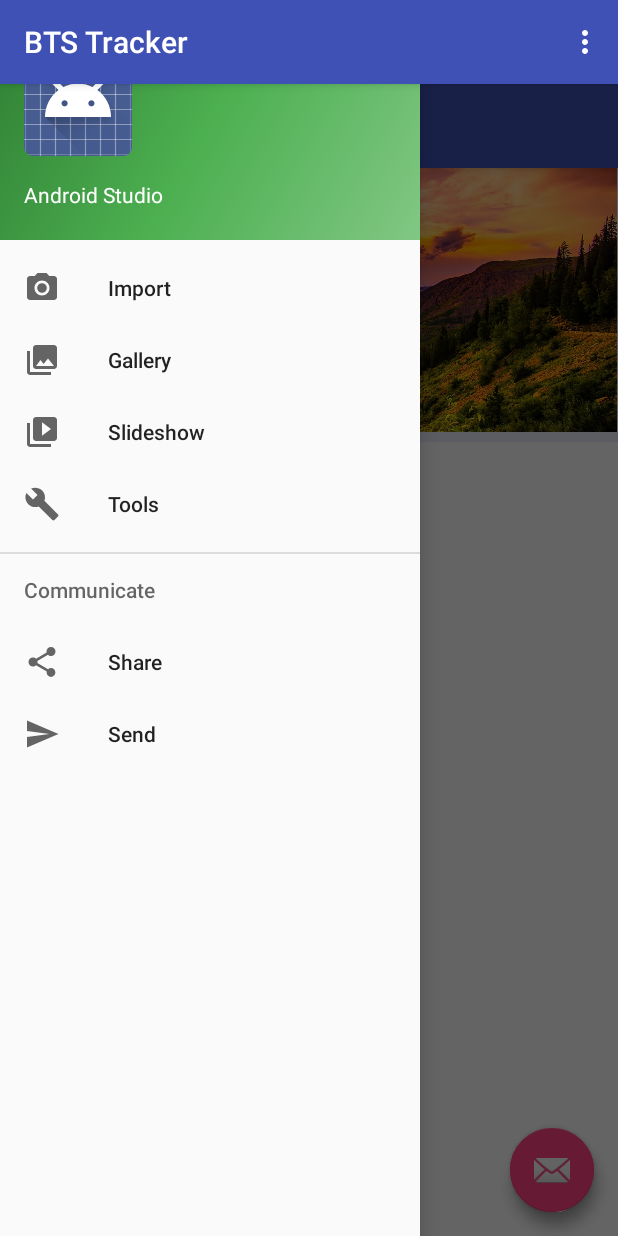
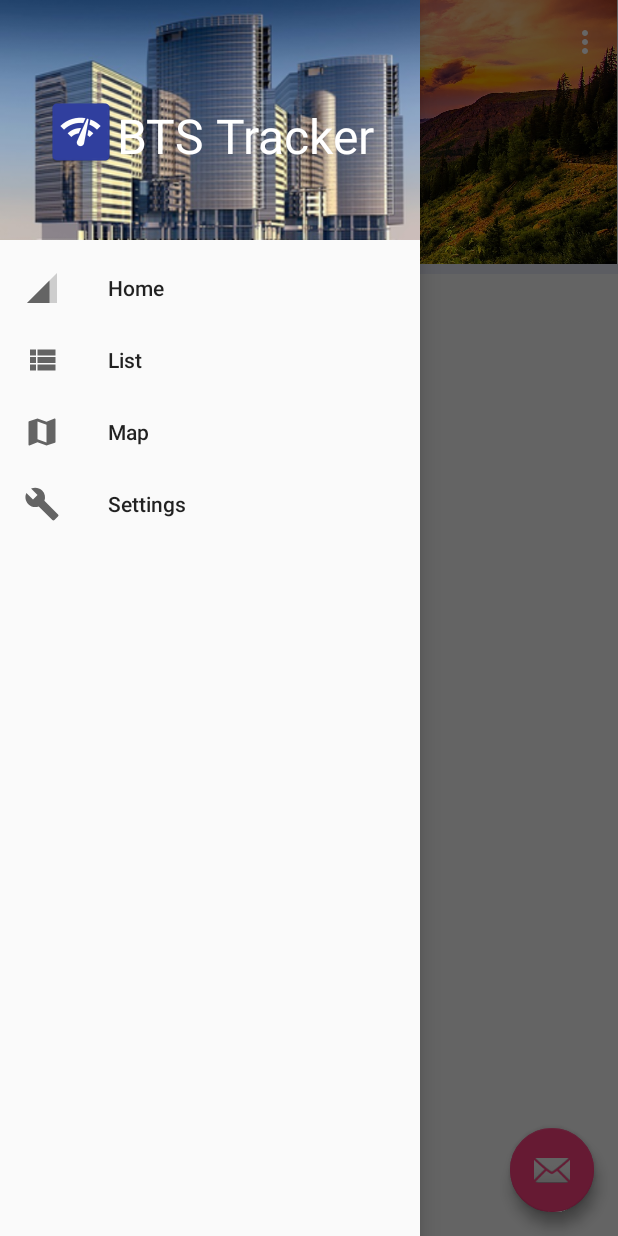
Before and after one commit to filipbiernat/BTSTracker, an Android app: the screen it shows after launch (MainActivity), with the side drawer open, on a phone screen of 412 x 824 dp. Run offline under Robolectric (Android 15) with nearby library versions, the phone set to English and light mode, and no system bars.

Commit message:
lhs menu

```diff
--- a/app/src/main/AndroidManifest.xml
+++ b/app/src/main/AndroidManifest.xml
@@ -13,11 +13,11 @@
         android:label="@string/app_name"
         android:roundIcon="@mipmap/ic_launcher_round"
         android:supportsRtl="true"
-        android:theme="@style/AppTheme">
+        android:theme="@style/AppTheme.NoActionBar">
         <activity
             android:name=".main.MainActivity"
             android:label="@string/app_name"
-            android:theme="@style/AppTheme">
+            android:theme="@style/AppTheme.NoActionBar">
             <intent-filter>
                 <action android:name="android.intent.action.MAIN" />
 
--- a/app/src/main/java/pl/edu/agh/student/fbierna/btstracker/main/MainActivity.java
+++ b/app/src/main/java/pl/edu/agh/student/fbierna/btstracker/main/MainActivity.java
@@ -31,6 +31,7 @@ public class MainActivity extends AppCompatActivity
         setContentView(R.layout.activity_main);
         Toolbar toolbar = (Toolbar) findViewById(R.id.toolbar);
         setSupportActionBar(toolbar);
+        getSupportActionBar().setDisplayShowTitleEnabled(false);
 
         DrawerLayout drawer = (DrawerLayout) findViewById(R.id.drawer_layout);
         ActionBarDrawerToggle toggle = new ActionBarDrawerToggle(
@@ -95,17 +96,11 @@ public class MainActivity extends AppCompatActivity
         //Log.d("LOGFILIP", "i" + Integer.toString(a.size()));
 
 
-        if (id == R.id.nav_camera) {
+        if (id == R.id.nav_home) {
             fragment = new HomeFragment();
-        } else if (id == R.id.nav_gallery) {
+        } else if (id == R.id.nav_list) {
             fragment = new ListFragment();
-        } else if (id == R.id.nav_slideshow) {
-
-        } else if (id == R.id.nav_manage) {
-
-        } else if (id == R.id.nav_share) {
-
-        } else if (id == R.id.nav_send) {
+        } else if (id == R.id.nav_map) {
             fragment = new MapFragment();
         }
 
--- /dev/null
+++ b/app/src/main/res/drawable/ic_menu_home.xml
@@ -0,0 +1,13 @@
+<vector xmlns:android="http://schemas.android.com/apk/res/android"
+        android:width="24dp"
+        android:height="24dp"
+        android:viewportWidth="24.0"
+        android:viewportHeight="24.0">
+    <path
+        android:fillColor="#FF000000"
+        android:pathData="M2,22h20V2z"
+        android:fillAlpha=".3"/>
+    <path
+        android:fillColor="#FF000000"
+        android:pathData="M17,7L2,22h15z"/>
+</vector>
--- /dev/null
+++ b/app/src/main/res/drawable/ic_menu_list.xml
@@ -0,0 +1,9 @@
+<vector xmlns:android="http://schemas.android.com/apk/res/android"
+        android:width="24dp"
+        android:height="24dp"
+        android:viewportWidth="24.0"
+        android:viewportHeight="24.0">
+    <path
+        android:fillColor="#FF000000"
+        android:pathData="M4,14h4v-4L4,10v4zM4,19h4v-4L4,15v4zM4,9h4L8,5L4,5v4zM9,14h12v-4L9,10v4zM9,19h12v-4L9,15v4zM9,5v4h12L21,5L9,5z"/>
+</vector>
--- /dev/null
+++ b/app/src/main/res/drawable/ic_menu_map.xml
@@ -0,0 +1,9 @@
+<vector xmlns:android="http://schemas.android.com/apk/res/android"
+        android:width="24dp"
+        android:height="24dp"
+        android:viewportWidth="24.0"
+        android:viewportHeight="24.0">
+    <path
+        android:fillColor="#FF000000"
+        android:pathData="M20.5,3l-0.16,0.03L15,5.1 9,3 3.36,4.9c-0.21,0.07 -0.36,0.25 -0.36,0.48V20.5c0,0.28 0.22,0.5 0.5,0.5l0.16,-0.03L9,18.9l6,2.1 5.64,-1.9c0.21,-0.07 0.36,-0.25 0.36,-0.48V3.5c0,-0.28 -0.22,-0.5 -0.5,-0.5zM15,19l-6,-2.11V5l6,2.11V19z"/>
+</vector>
--- /dev/null
+++ b/app/src/main/res/drawable/menu_background_centered.xml
@@ -0,0 +1,10 @@
+<bitmap xmlns:android="http://schemas.android.com/apk/res/android"
+android:src="@drawable/menu_background"
+    android:layout_width="match_parent"
+    android:layout_height="match_parent"/>
+
+<!--
+    android:gravity="center"
+
+
+-->
--- a/app/src/main/res/layout/app_bar_main.xml
+++ b/app/src/main/res/layout/app_bar_main.xml
@@ -5,22 +5,6 @@
     android:layout_width="match_parent"
     android:layout_height="match_parent"
     tools:context="pl.edu.agh.student.fbierna.btstracker.main.MainActivity">
-
-    <android.support.design.widget.AppBarLayout
-        android:layout_width="match_parent"
-        android:layout_height="wrap_content"
-        android:theme="@style/AppTheme.AppBarOverlay">
-
-        <android.support.v7.widget.Toolbar
-            android:id="@+id/toolbar"
-            android:layout_width="match_parent"
-            android:layout_height="?attr/actionBarSize"
-            android:background="?attr/colorPrimary"
-            app:popupTheme="@style/AppTheme.PopupOverlay" />
-
-    </android.support.design.widget.AppBarLayout>
-
-    <include layout="@layout/content_main" />
 
     <android.support.design.widget.FloatingActionButton
         android:id="@+id/fab"
@@ -30,4 +14,25 @@
         android:layout_margin="@dimen/fab_margin"
         app:srcCompat="@android:drawable/ic_dialog_email" />
 
+    <RelativeLayout
+        android:layout_width="match_parent"
+        android:layout_height="match_parent">
+
+        <include layout="@layout/content_main"/>
+
+
+
+        <android.support.v7.widget.Toolbar
+            android:id="@+id/toolbar"
+            android:layout_width="match_parent"
+            android:layout_height="?attr/actionBarSize"
+            android:background="@android:color/transparent"
+            android:theme="@style/AppTheme.AppBarOverlay"
+            app:popupTheme="@style/AppTheme.PopupOverlay"
+            />
+
+
+    </RelativeLayout>
+
+
 </android.support.design.widget.CoordinatorLayout>
--- a/app/src/main/res/layout/nav_header_main.xml
+++ b/app/src/main/res/layout/nav_header_main.xml
@@ -3,33 +3,32 @@
     xmlns:app="http://schemas.android.com/apk/res-auto"
     android:layout_width="match_parent"
     android:layout_height="@dimen/nav_header_height"
-    android:background="@drawable/side_nav_bar"
-    android:gravity="bottom"
+    android:background="@drawable/menu_background_centered"
+    android:gravity="center"
     android:orientation="vertical"
     android:paddingBottom="@dimen/activity_vertical_margin"
-    android:paddingLeft="@dimen/activity_horizontal_margin"
-    android:paddingRight="@dimen/activity_horizontal_margin"
     android:paddingTop="@dimen/activity_vertical_margin"
     android:theme="@style/ThemeOverlay.AppCompat.Dark">
 
+    <LinearLayout xmlns:android="http://schemas.android.com/apk/res/android"
+        xmlns:app="http://schemas.android.com/apk/res-auto"
+        android:layout_width="wrap_content"
+        android:layout_height="wrap_content"
+        android:gravity="bottom"
+        android:orientation="horizontal"
+        android:theme="@style/ThemeOverlay.AppCompat.Dark">
     <ImageView
         android:id="@+id/imageView"
         android:layout_width="wrap_content"
         android:layout_height="wrap_content"
         android:paddingTop="@dimen/nav_header_vertical_spacing"
-        app:srcCompat="@android:drawable/sym_def_app_icon" />
+        app:srcCompat="@mipmap/ic_launcher" />
 
     <TextView
         android:layout_width="match_parent"
         android:layout_height="wrap_content"
-        android:paddingTop="@dimen/nav_header_vertical_spacing"
-        android:text="Android Studio"
-        android:textAppearance="@style/TextAppearance.AppCompat.Body1" />
-
-    <TextView
-        android:id="@+id/textView"
-        android:layout_width="wrap_content"
-        android:layout_height="wrap_content"
-        android:text="android.studio@android.com" />
-
+        android:text="BTS Tracker"
+        android:textAppearance="@style/TextAppearance.AppCompat.Body1"
+        android:textSize="32dp"/>
+    </LinearLayout>
 </LinearLayout>
--- a/app/src/main/res/menu/activity_main_drawer.xml
+++ b/app/src/main/res/menu/activity_main_drawer.xml
@@ -3,34 +3,21 @@
 
     <group android:checkableBehavior="single">
         <item
-            android:id="@+id/nav_camera"
-            android:icon="@drawable/ic_menu_camera"
-            android:title="Import" />
+            android:id="@+id/nav_home"
+            android:icon="@drawable/ic_menu_home"
+            android:title="Home" />
         <item
-            android:id="@+id/nav_gallery"
-            android:icon="@drawable/ic_menu_gallery"
-            android:title="Gallery" />
+            android:id="@+id/nav_list"
+            android:icon="@drawable/ic_menu_list"
+            android:title="List" />
         <item
-            android:id="@+id/nav_slideshow"
-            android:icon="@drawable/ic_menu_slideshow"
-            android:title="Slideshow" />
+            android:id="@+id/nav_map"
+            android:icon="@drawable/ic_menu_map"
+            android:title="Map" />
         <item
             android:id="@+id/nav_manage"
             android:icon="@drawable/ic_menu_manage"
-            android:title="Tools" />
+            android:title="Settings" />
     </group>
 
-    <item android:title="Communicate">
-        <menu>
-            <item
-                android:id="@+id/nav_share"
-                android:icon="@drawable/ic_menu_share"
-                android:title="Share" />
-            <item
-                android:id="@+id/nav_send"
-                android:icon="@drawable/ic_menu_send"
-                android:title="Send" />
-        </menu>
-    </item>
-
 </menu>
--- a/app/src/main/res/values/dimens.xml
+++ b/app/src/main/res/values/dimens.xml
@@ -1,7 +1,7 @@
 <resources>
     <!-- Default screen margins, per the Android Design guidelines. -->
     <dimen name="activity_horizontal_margin">16dp</dimen>
-    <dimen name="activity_vertical_margin">16dp</dimen>
+    <dimen name="activity_vertical_margin">32dp</dimen>
     <dimen name="nav_header_vertical_spacing">16dp</dimen>
     <dimen name="nav_header_height">160dp</dimen>
     <dimen name="fab_margin">16dp</dimen>
```
Also changed, not shown: app/src/main/ic_launcher-web.png (added), app/src/main/res/drawable/menu_background.png (added), app/src/main/res/mipmap-hdpi/ic_launcher.png, app/src/main/res/mipmap-mdpi/ic_launcher.png, app/src/main/res/mipmap-xhdpi/ic_launcher.png, app/src/main/res/mipmap-xxhdpi/ic_launcher.png, app/src/main/res/mipmap-xxxhdpi/ic_launcher.png, 1 other file.
